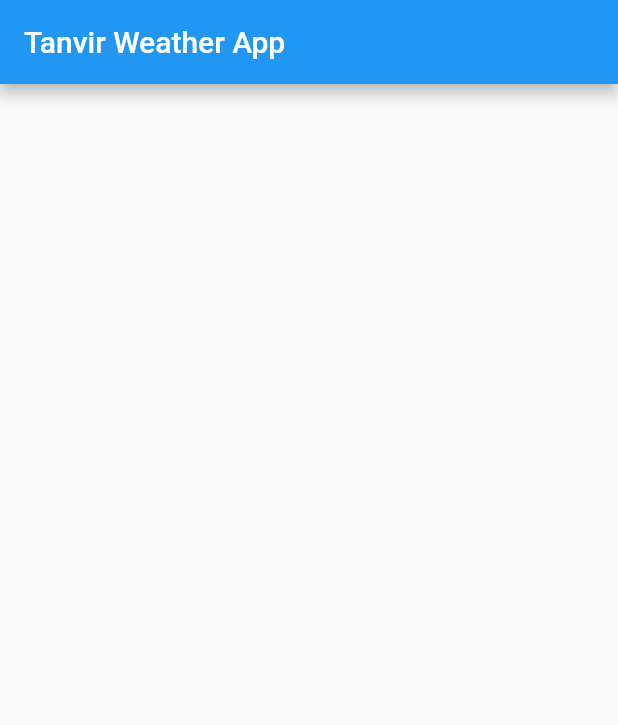
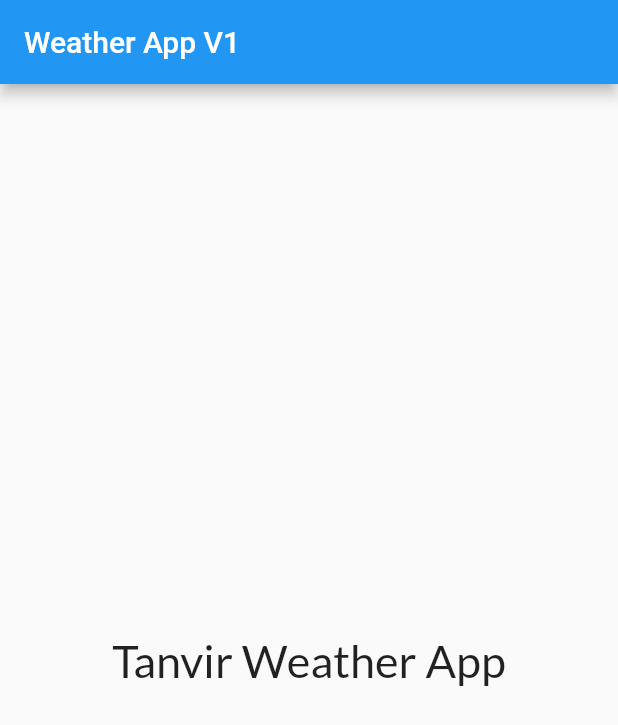
Before and after one commit to cmtanvirulislam/Weather_App_V1, a Flutter app: the WeatherApp screen opened directly, on a phone screen of 412 x 824 dp. Shown: the top 725 px of the screen. Run offline on Flutter 3.47's test engine with Material 2 defaults, Android fonts, the phone set to English and light mode, and no system bars; our stand-ins replace google_fonts; statements that could not run were skipped.

Commit message:
Container Created for Center Text

```diff
--- a/lib/weather.dart
+++ b/lib/weather.dart
@@ -6,7 +6,15 @@ class WeatherApp extends StatelessWidget {
   Widget build(BuildContext context) {
     return Scaffold(
       appBar: AppBar(
-        title: Text('Tanvir Weather App'),
+        title: Text('Weather App V1'),
+      ),
+      body: Container(
+        child: Center(
+          child: Text(
+            'Tanvir Weather App',
+            style: GoogleFonts.lato(fontSize: 30),
+          ),
+        ),
       ),
     );
   }
```
